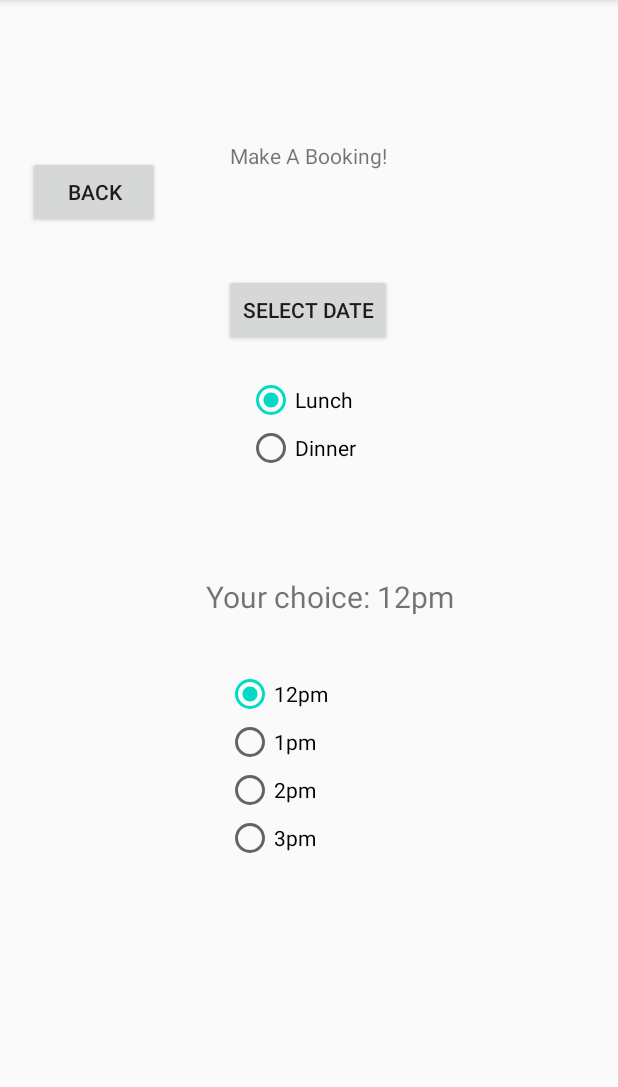
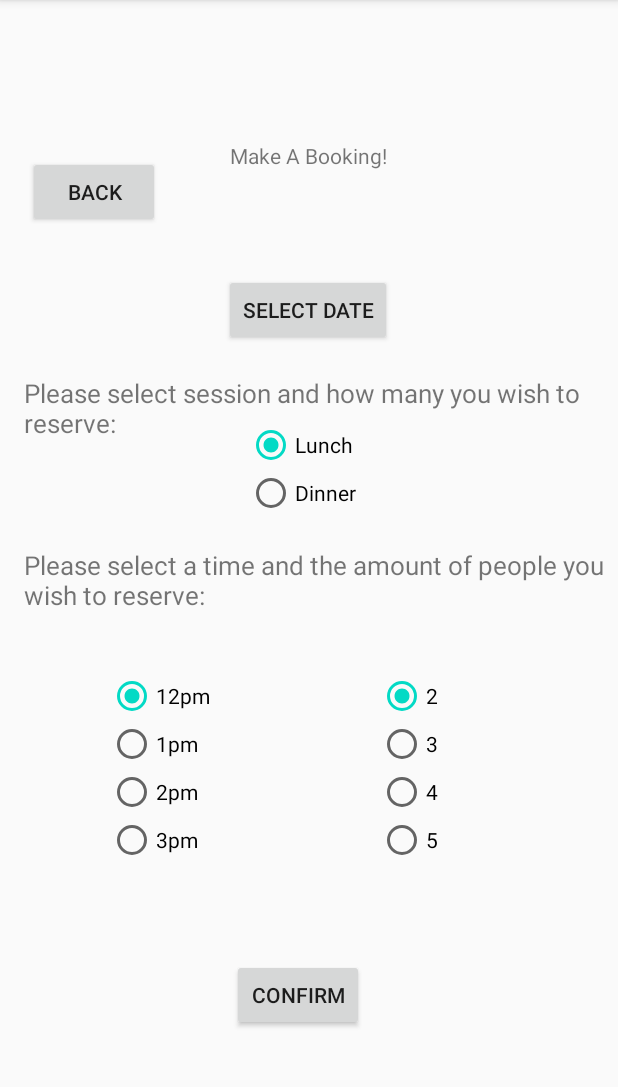
Before and after one commit to BrendanKhavin/SES1B-G2, an Android app: the booking screen opened directly, with no data from a screen before it, after a tap on "Lunch", on a phone screen of 412 x 824 dp, the part 84-1171 px from its top. Run offline under Robolectric (Android 15) with nearby library versions, the light colour scheme and no system bars; our stand-ins replace Firebase (no records; nobody signed in at launch, a user with empty details on screens opened directly).

Commit message:
Booking reservation
sample booking can be made to the database.
What needs to be fixed is the date limiter

```diff
--- a/app/src/main/java/com/example/erestaurant/Register.java
+++ b/app/src/main/java/com/example/erestaurant/Register.java
@@ -20,8 +20,6 @@ import com.google.firebase.database.DatabaseReference;
 import com.google.firebase.database.FirebaseDatabase;
 
 import java.lang.reflect.Member;
-
-
 public class Register extends AppCompatActivity {
     EditText mFullName,mEmail,mPassword, mAge,mFavFood;
     Button mRegisterBtn;
--- a/app/src/main/java/com/example/erestaurant/booking.java
+++ b/app/src/main/java/com/example/erestaurant/booking.java
@@ -1,5 +1,6 @@
 package com.example.erestaurant;
 
+import androidx.annotation.NonNull;
 import androidx.appcompat.app.AppCompatActivity;
 import androidx.fragment.app.DialogFragment;
 
@@ -13,24 +14,51 @@ import android.widget.TextView;
 import android.widget.Toast;
 
 import com.google.firebase.auth.FirebaseAuth;
+import com.google.firebase.database.DataSnapshot;
+import com.google.firebase.database.DatabaseError;
+import com.google.firebase.database.DatabaseReference;
+import com.google.firebase.database.FirebaseDatabase;
+import com.google.firebase.database.ValueEventListener;
 
 public class booking extends AppCompatActivity {
     public static TextView dateTextView;
-    Button mBackBtn;
-    RadioGroup radioGroup,radioGroup2, radioGroup3;
-    RadioButton radioButton, radioButton2, radioButton3;
+    Button mBackBtn, mconfirmBtn;
+    RadioGroup radioGroup,radioGroup2, radioGroup3, radioGroup4;
+    RadioButton radioButton, radioButton2, radioButton3, radioButton4;
     TextView textView;
-    String ButtonP, test;
+    String ButtonP, currentUserId, name, test, testid;
+
+    //database stuff
+    BookingDetails booking;
     //FirebaseAuth fAuth;
+    FirebaseAuth fAuth1;
+    //collecting data
+    DatabaseReference reff4, reff5;
+
 
     @Override
     protected void onCreate(Bundle savedInstanceState) {
         super.onCreate(savedInstanceState);
         setContentView(R.layout.activity_booking);
+        radioGroup = findViewById(R.id.radioGroup);
+        radioGroup2 = findViewById(R.id.radioGroup2);
+        radioGroup3 = findViewById(R.id.radioGroup3);
+        radioGroup4 = findViewById(R.id.radioGroup4);
+
+        int radioId = radioGroup.getCheckedRadioButtonId();
+        int radioId2 = radioGroup2.getCheckedRadioButtonId();
+        int radioId3 = radioGroup3.getCheckedRadioButtonId();
+        int radioId4 = radioGroup4.getCheckedRadioButtonId();
+
+        radioButton = findViewById(radioId);
+        radioButton2 = findViewById(radioId2);
+        radioButton3 = findViewById(radioId3);
+        radioButton4 = findViewById(radioId4);
+        testid = "1";
 
         mBackBtn = findViewById(R.id.backBtn);
         dateTextView = findViewById(R.id.dateTextView);
-      //  fAuth = FirebaseAuth.getInstance();
+        fAuth1 = FirebaseAuth.getInstance();
 
         mBackBtn.setOnClickListener(new View.OnClickListener() {
             @Override
@@ -39,12 +67,57 @@ public class booking extends AppCompatActivity {
             }
         });
 
+        mconfirmBtn = findViewById(R.id.confirmBtn);
+        //collecting data
+        booking = new BookingDetails();
+        reff4 = FirebaseDatabase.getInstance().getReference().child("BookingDetails");
 
+        if(fAuth1.getCurrentUser() == null) {
+            startActivity(new Intent(getApplicationContext(),Login.class));
+            finish();
+        }
+
+
+        mconfirmBtn.setOnClickListener(new View.OnClickListener() {
+            @Override
+            public void onClick(View view) {
+                String bookingID = "1";
+                String numPpl = radioButton4.getText().toString();
+                if(radioGroup2.isShown()){
+                    String time = radioButton2.getText().toString();
+                    booking.setSession(time);
+                } else if(radioGroup3.isShown()) {
+                    String time = radioButton3.getText().toString();
+                    booking.setSession(time);
+                }
+                String date = dateTextView.getText().toString();
+                String status = radioButton.getText().toString();
+                booking.setBookingID(bookingID);
+                booking.setStatus(status);
+                booking.setDate(date);
+                booking.setNumPeople(numPpl);
+                currentUserId= fAuth1.getCurrentUser().getUid();
+                reff5 = FirebaseDatabase.getInstance().getReference().child(currentUserId);
+
+
+
+                if(date.equals("")) {
+                    Toast.makeText(booking.this, "Please select a date", Toast.LENGTH_SHORT).show();
+                } else {
+
+                    reff4.child(currentUserId).setValue(booking);
+                    Toast.makeText(booking.this, "Booking Placed!", Toast.LENGTH_SHORT).show();
+                    startActivity(new Intent(getApplicationContext(),MainActivity.class));
+
+                }
+
+            }
+        });
     }
 
 
 
-    //test
+    //status updater
     public void checkButton(View v) {
 
         radioGroup = findViewById(R.id.radioGroup);
@@ -69,16 +142,49 @@ public class booking extends AppCompatActivity {
         if(ButtonP.equals("Lunch")) {
             radioGroup3.setVisibility(View.INVISIBLE);
             radioGroup2.setVisibility(View.VISIBLE);
-            textView.setText("Your choice: " + radioButton2.getText());
+            mconfirmBtn.setVisibility(View.VISIBLE);
         } else {
             radioGroup3.setVisibility(View.VISIBLE);
             radioGroup2.setVisibility(View.INVISIBLE);
-            textView.setText("Your choice: " + radioButton3.getText());
+            mconfirmBtn.setVisibility(View.VISIBLE);
+        }
+        radioGroup4.setVisibility(View.VISIBLE);
+        textView.setVisibility(View.VISIBLE);
 
-        }
-        Toast.makeText(this, "Selected Radio Button: " + radioButton.getText(),
-                Toast.LENGTH_SHORT).show();
     }
+
+
+    //session time updater
+    public void checkButton3(View v) {
+
+        radioGroup2 = findViewById(R.id.radioGroup2);
+        radioGroup3 = findViewById(R.id.radioGroup3);
+
+        int radioId2 = radioGroup2.getCheckedRadioButtonId();
+        int radioId3 = radioGroup3.getCheckedRadioButtonId();
+
+        radioButton2 = findViewById(radioId2);
+        radioButton3 = findViewById(radioId3);
+
+    }
+
+
+    //num of people updater
+    public void checkButton4(View v) {
+
+        radioGroup4 = findViewById(R.id.radioGroup4);
+
+
+        int radioId4 = radioGroup4.getCheckedRadioButtonId();
+
+
+        radioButton4 = findViewById(radioId4);
+
+        //int radioId = radioGroup.getCheckedRadioButtonId();
+        radioButton4 = findViewById(radioId4);
+    }
+
+
 
 
 
--- a/app/src/main/res/layout/activity_booking.xml
+++ b/app/src/main/res/layout/activity_booking.xml
@@ -67,20 +67,22 @@
         app:layout_constraintStart_toStartOf="parent"
         app:layout_constraintTop_toBottomOf="@+id/dateTextView" />
 
+
     <TextView
         android:id="@+id/text_view_selected"
         android:layout_width="wrap_content"
         android:layout_height="wrap_content"
         android:layout_below="@+id/radioGroup"
         android:layout_centerHorizontal="true"
-        android:layout_marginStart="137dp"
-        android:layout_marginLeft="137dp"
-        android:layout_marginTop="69dp"
-        android:text="Your selection: "
-        android:textSize="20sp"
+        android:layout_marginStart="16dp"
+        android:layout_marginLeft="16dp"
+        android:layout_marginTop="20dp"
+        android:text="Please select a time and the amount of people you wish to reserve:"
+        android:textSize="17sp"
+        android:visibility="invisible"
         app:layout_constraintStart_toStartOf="parent"
-        app:layout_constraintTop_toBottomOf="@+id/radioGroup" />
-
+        app:layout_constraintTop_toBottomOf="@+id/radioGroup"
+        tools:visibility="visible" />
 
     <RadioGroup
         android:id="@+id/radioGroup"
@@ -88,7 +90,7 @@
         android:layout_height="wrap_content"
         android:layout_marginStart="171dp"
         android:layout_marginLeft="171dp"
-        android:layout_marginTop="20dp"
+        android:layout_marginTop="50dp"
         android:layout_marginEnd="181dp"
         android:layout_marginRight="181dp"
         app:layout_constraintEnd_toEndOf="parent"
@@ -99,7 +101,7 @@
             android:id="@+id/radio_one"
             android:layout_width="wrap_content"
             android:layout_height="wrap_content"
-            android:checked="true"
+            android:checked="false"
             android:onClick="checkButton"
             android:text="Lunch"
             tools:layout_editor_absoluteX="171dp"
@@ -122,24 +124,25 @@
         android:id="@+id/radioGroup2"
         android:layout_width="111dp"
         android:layout_height="141dp"
-        android:layout_marginStart="171dp"
-        android:layout_marginLeft="171dp"
-        android:layout_marginTop="216dp"
+        android:layout_marginStart="40dp"
+        android:layout_marginLeft="40dp"
+        android:layout_marginTop="39dp"
         android:layout_marginEnd="181dp"
         android:layout_marginRight="181dp"
         android:visibility="invisible"
         app:layout_constraintEnd_toEndOf="parent"
         app:layout_constraintHorizontal_bias="0.403"
         app:layout_constraintStart_toStartOf="parent"
-        app:layout_constraintTop_toBottomOf="@+id/dateButton"
+        app:layout_constraintTop_toBottomOf="@+id/text_view_selected"
         tools:visibility="visible">
 
         <RadioButton
             android:id="@+id/time1"
             android:layout_width="wrap_content"
             android:layout_height="wrap_content"
+            android:checked="true"
+            android:onClick="checkButton3"
             android:text="12pm"
-            android:checked="true"
             tools:layout_editor_absoluteX="171dp"
             tools:layout_editor_absoluteY="425dp" />
 
@@ -147,6 +150,7 @@
             android:id="@+id/time2"
             android:layout_width="wrap_content"
             android:layout_height="wrap_content"
+            android:onClick="checkButton3"
             android:text="1pm"
             tools:layout_editor_absoluteX="171dp"
             tools:layout_editor_absoluteY="457dp" />
@@ -155,6 +159,7 @@
             android:id="@+id/time3"
             android:layout_width="wrap_content"
             android:layout_height="wrap_content"
+            android:onClick="checkButton3"
             android:text="2pm"
             tools:layout_editor_absoluteX="171dp"
             tools:layout_editor_absoluteY="425dp" />
@@ -163,6 +168,7 @@
             android:id="@+id/time4"
             android:layout_width="wrap_content"
             android:layout_height="wrap_content"
+            android:onClick="checkButton3"
             android:text="3pm"
             tools:layout_editor_absoluteX="171dp"
             tools:layout_editor_absoluteY="425dp" />
@@ -175,16 +181,16 @@
         android:id="@+id/radioGroup3"
         android:layout_width="111dp"
         android:layout_height="141dp"
-        android:layout_marginStart="171dp"
-        android:layout_marginLeft="171dp"
-        android:layout_marginTop="216dp"
+        android:layout_marginStart="40dp"
+        android:layout_marginLeft="40dp"
+        android:layout_marginTop="39dp"
         android:layout_marginEnd="181dp"
         android:layout_marginRight="181dp"
         android:visibility="invisible"
         app:layout_constraintEnd_toEndOf="parent"
         app:layout_constraintHorizontal_bias="0.403"
         app:layout_constraintStart_toStartOf="parent"
-        app:layout_constraintTop_toBottomOf="@+id/dateButton"
+        app:layout_constraintTop_toBottomOf="@+id/text_view_selected"
         tools:visibility="visible">
 
 
@@ -193,6 +199,7 @@
             android:layout_width="wrap_content"
             android:layout_height="wrap_content"
             android:checked="true"
+            android:onClick="checkButton3"
             android:text="6pm"
             tools:layout_editor_absoluteX="171dp"
             tools:layout_editor_absoluteY="425dp" />
@@ -201,6 +208,7 @@
             android:id="@+id/time6"
             android:layout_width="wrap_content"
             android:layout_height="wrap_content"
+            android:onClick="checkButton3"
             android:text="7pm"
             tools:layout_editor_absoluteX="171dp"
             tools:layout_editor_absoluteY="457dp" />
@@ -209,6 +217,7 @@
             android:id="@+id/time7"
             android:layout_width="wrap_content"
             android:layout_height="wrap_content"
+            android:onClick="checkButton3"
             android:text="8pm"
             tools:layout_editor_absoluteX="171dp"
             tools:layout_editor_absoluteY="425dp" />
@@ -217,6 +226,7 @@
             android:id="@+id/time8"
             android:layout_width="wrap_content"
             android:layout_height="wrap_content"
+            android:onClick="checkButton3"
             android:text="9pm"
             tools:layout_editor_absoluteX="171dp"
             tools:layout_editor_absoluteY="425dp" />
@@ -225,4 +235,87 @@
     </RadioGroup>
 
 
+    <RadioGroup
+        android:id="@+id/radioGroup4"
+        android:layout_width="wrap_content"
+        android:layout_height="wrap_content"
+        android:layout_marginStart="171dp"
+        android:layout_marginLeft="171dp"
+        android:layout_marginTop="39dp"
+        android:layout_marginEnd="40dp"
+        android:layout_marginRight="40dp"
+        android:visibility="invisible"
+        app:layout_constraintEnd_toEndOf="parent"
+        app:layout_constraintStart_toStartOf="parent"
+        app:layout_constraintTop_toBottomOf="@+id/text_view_selected"
+        tools:visibility="visible">
+
+        <RadioButton
+            android:id="@+id/peopleTwo"
+            android:layout_width="wrap_content"
+            android:layout_height="wrap_content"
+            android:checked="true"
+            android:onClick="checkButton4"
+            android:text="2"
+            tools:layout_editor_absoluteX="171dp"
+            tools:layout_editor_absoluteY="425dp" />
+
+        <RadioButton
+            android:id="@+id/peopleThree"
+            android:layout_width="wrap_content"
+            android:layout_height="wrap_content"
+            android:onClick="checkButton4"
+            android:text="3"
+            tools:layout_editor_absoluteX="171dp"
+            tools:layout_editor_absoluteY="457dp" />
+
+        <RadioButton
+            android:id="@+id/peopleFour"
+            android:layout_width="wrap_content"
+            android:layout_height="wrap_content"
+            android:onClick="checkButton4"
+            android:text="4"
+            tools:layout_editor_absoluteX="171dp"
+            tools:layout_editor_absoluteY="457dp" />
+
+        <RadioButton
+            android:id="@+id/peopleFive"
+            android:layout_width="wrap_content"
+            android:layout_height="wrap_content"
+            android:onClick="checkButton4"
+            android:text="5"
+            tools:layout_editor_absoluteX="171dp"
+            tools:layout_editor_absoluteY="457dp" />
+
+
+    </RadioGroup>
+
+    <TextView
+        android:id="@+id/textView6"
+        android:layout_width="wrap_content"
+        android:layout_height="wrap_content"
+        android:layout_marginStart="16dp"
+        android:layout_marginLeft="16dp"
+        android:layout_marginTop="19dp"
+        android:text="Please select session and how many you wish to reserve:"
+        android:textSize="17sp"
+        app:layout_constraintStart_toStartOf="parent"
+        app:layout_constraintTop_toBottomOf="@+id/dateButton" />
+
+    <Button
+        android:id="@+id/confirmBtn"
+        android:layout_width="wrap_content"
+        android:layout_height="wrap_content"
+        android:layout_marginStart="154dp"
+        android:layout_marginLeft="154dp"
+        android:layout_marginTop="50dp"
+        android:layout_marginEnd="169dp"
+        android:layout_marginRight="169dp"
+        android:text="Confirm"
+        android:visibility="invisible"
+        app:layout_constraintEnd_toEndOf="parent"
+        app:layout_constraintStart_toStartOf="parent"
+        app:layout_constraintTop_toBottomOf="@+id/radioGroup2" />
+
+
 </androidx.constraintlayout.widget.ConstraintLayout>
```
Also changed, not shown: app/src/main/java/com/example/erestaurant/BookingDetails.java (added, +49 -0 lines).
